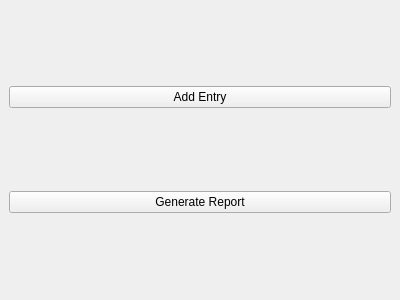
Old version of the form src/views/main_window.ui in the repository xXFirst555Xx/FuelTracker.
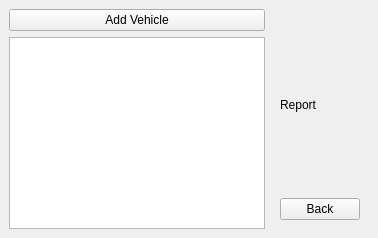
New version of the form. The open tabs and pages were chosen to show the change.

Commit message: Add entry and vehicle dialogs with controller logic

Patch:
```diff
--- a/src/views/main_window.ui
+++ b/src/views/main_window.ui
@@ -2,18 +2,28 @@
 <ui version="4.0">
  <class>MainWindow</class>
  <widget class="QMainWindow" name="MainWindow">
-  <property name="geometry">
-   <rect>
-    <x>0</x>
-    <y>0</y>
-    <width>400</width>
-    <height>300</height>
-   </rect>
-  </property>
   <property name="windowTitle">
    <string>Fuel Tracker</string>
   </property>
   <widget class="QWidget" name="centralwidget">
+   <layout class="QHBoxLayout" name="mainLayout">
+    <item>
+     <layout class="QVBoxLayout" name="sidebarLayout">
+      <item>
+       <widget class="QPushButton" name="addVehicleButton">
+        <property name="text">
+         <string>Add Vehicle</string>
+        </property>
+       </widget>
+      </item>
+      <item>
+       <widget class="QListWidget" name="vehicleListWidget"/>
+      </item>
+     </layout>
+    </item>
+    <item>
+     <widget class="QStackedWidget" name="stackedWidget">
+      <widget class="QWidget" name="entryPage">
    <layout class="QVBoxLayout" name="verticalLayout">
     <item>
      <widget class="QPushButton" name="addButton">
@@ -25,8 +35,30 @@
     <item>
      <widget class="QPushButton" name="reportButton">
       <property name="text">
-       <string>Generate Report</string>
-      </property>
+           <string>Show Report</string>
+          </property>
+         </widget>
+        </item>
+       </layout>
+      </widget>
+      <widget class="QWidget" name="reportPage">
+       <layout class="QVBoxLayout" name="reportLayout">
+        <item>
+         <widget class="QLabel" name="reportLabel">
+          <property name="text">
+           <string>Report</string>
+          </property>
+         </widget>
+        </item>
+        <item>
+         <widget class="QPushButton" name="backButton">
+          <property name="text">
+           <string>Back</string>
+          </property>
+         </widget>
+        </item>
+       </layout>
+      </widget>
      </widget>
     </item>
    </layout>
```
Left out of the diff: 2 changed lines with no effect on the pictures. Lines whose indentation alone changed are shown as unchanged. The commit also changes 4 other files.
